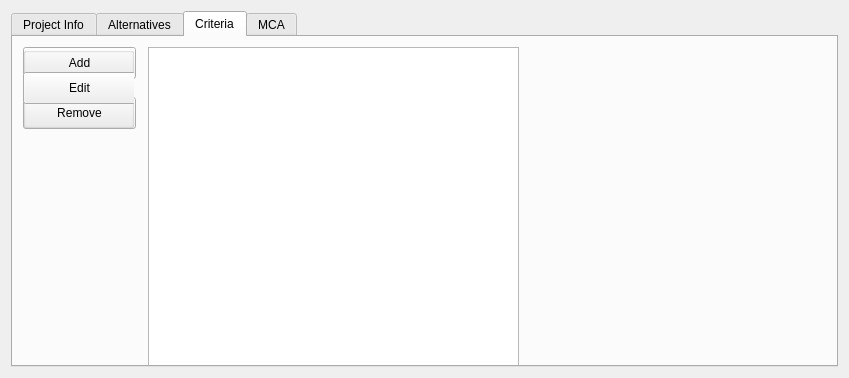
Above: src/gui/project_view.ui from Ecotrust/delphos before the change. Below: the same form after it.
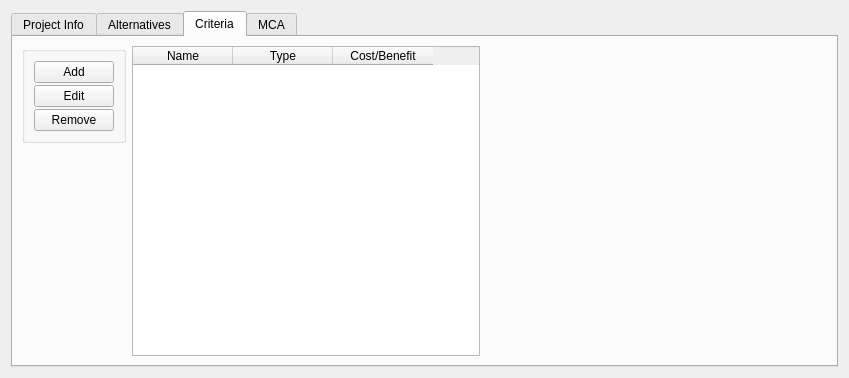
That is the form after the change. The open tabs and pages were chosen to show the change.

Commit message: single fisheries documentation HTML file now loads in the doc dock.  external, internal, app links work correctly.  navigation buttons work correctly but are not disabled appropriately yet.  add alternative dialog added.  reworked layout for project view etc. to handle resizing

```diff
--- a/src/gui/project_view.ui
+++ b/src/gui/project_view.ui
@@ -280,66 +280,66 @@
       <attribute name="title" >
        <string>Criteria</string>
       </attribute>
-      <widget class="QPushButton" name="pushButton" >
-       <property name="geometry" >
-        <rect>
-         <x>10</x>
-         <y>10</y>
-         <width>113</width>
-         <height>32</height>
-        </rect>
-       </property>
-       <property name="text" >
-        <string>Add</string>
-       </property>
-      </widget>
-      <widget class="QPushButton" name="pushButton_4" >
-       <property name="geometry" >
-        <rect>
-         <x>10</x>
-         <y>60</y>
-         <width>113</width>
-         <height>32</height>
-        </rect>
-       </property>
-       <property name="text" >
-        <string>Remove</string>
-       </property>
-      </widget>
+      <layout class="QHBoxLayout" >
+       <item>
+        <layout class="QHBoxLayout" >
+         <item>
+          <layout class="QVBoxLayout" >
+           <item>
       <widget class="QGroupBox" name="groupBox_2" >
-       <property name="geometry" >
-        <rect>
-         <x>10</x>
-         <y>10</y>
-         <width>111</width>
-         <height>81</height>
-        </rect>
-       </property>
        <property name="title" >
         <string/>
        </property>
+             <layout class="QVBoxLayout" >
+              <property name="spacing" >
+               <number>2</number>
+              </property>
+              <item>
+               <widget class="QPushButton" name="pushButton" >
+                <property name="text" >
+                 <string>Add</string>
+                </property>
+               </widget>
+              </item>
+              <item>
        <widget class="QPushButton" name="pushButton_7" >
-        <property name="geometry" >
-         <rect>
-          <x>0</x>
-          <y>25</y>
-          <width>113</width>
-          <height>32</height>
-         </rect>
-        </property>
         <property name="text" >
          <string>Edit</string>
         </property>
        </widget>
-      </widget>
+              </item>
+              <item>
+               <widget class="QPushButton" name="pushButton_4" >
+                <property name="text" >
+                 <string>Remove</string>
+                </property>
+               </widget>
+              </item>
+             </layout>
+            </widget>
+           </item>
+           <item>
+            <spacer>
+             <property name="orientation" >
+              <enum>Qt::Vertical</enum>
+             </property>
+             <property name="sizeHint" >
+              <size>
+               <width>20</width>
+               <height>40</height>
+              </size>
+             </property>
+            </spacer>
+           </item>
+          </layout>
+         </item>
+         <item>
       <widget class="QTableWidget" name="tableWidget_2" >
-       <property name="geometry" >
-        <rect>
-         <x>135</x>
-         <y>10</y>
-         <width>371</width>
-         <height>331</height>
-        </rect>
+           <property name="minimumSize" >
+            <size>
+             <width>300</width>
+             <height>0</height>
+            </size>
        </property>
        <property name="editTriggers" >
         <set>QAbstractItemView::NoEditTriggers</set>
@@ -354,9 +354,41 @@
         <number>0</number>
        </property>
        <property name="columnCount" >
-        <number>0</number>
-       </property>
-      </widget>
+            <number>3</number>
+           </property>
+           <column>
+            <property name="text" >
+             <string>Name</string>
+            </property>
+           </column>
+           <column>
+            <property name="text" >
+             <string>Type</string>
+            </property>
+           </column>
+           <column>
+            <property name="text" >
+             <string>Cost/Benefit</string>
+            </property>
+           </column>
+          </widget>
+         </item>
+         <item>
+          <spacer>
+           <property name="orientation" >
+            <enum>Qt::Horizontal</enum>
+           </property>
+           <property name="sizeHint" >
+            <size>
+             <width>40</width>
+             <height>20</height>
+            </size>
+           </property>
+          </spacer>
+         </item>
+        </layout>
+       </item>
+      </layout>
      </widget>
      <widget class="QWidget" name="tab_4" >
       <attribute name="title" >
```
Left out of the diff: 244 changed lines with no effect on the pictures. Lines whose indentation alone changed are shown as unchanged. The commit also changes 16 other files.
